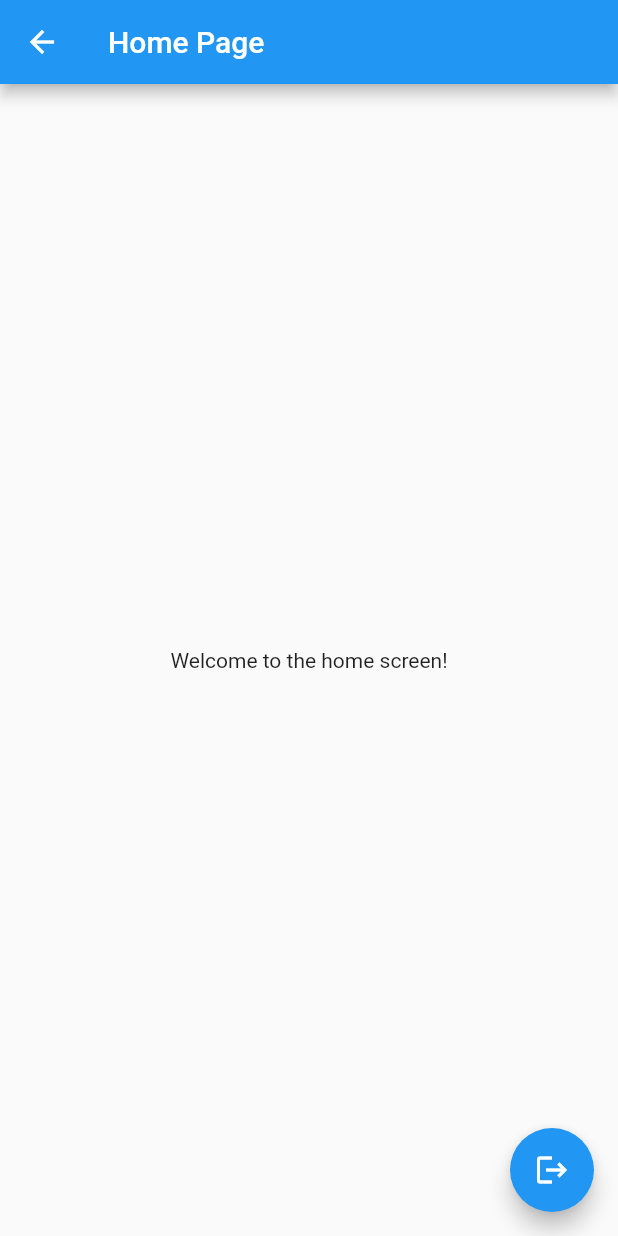
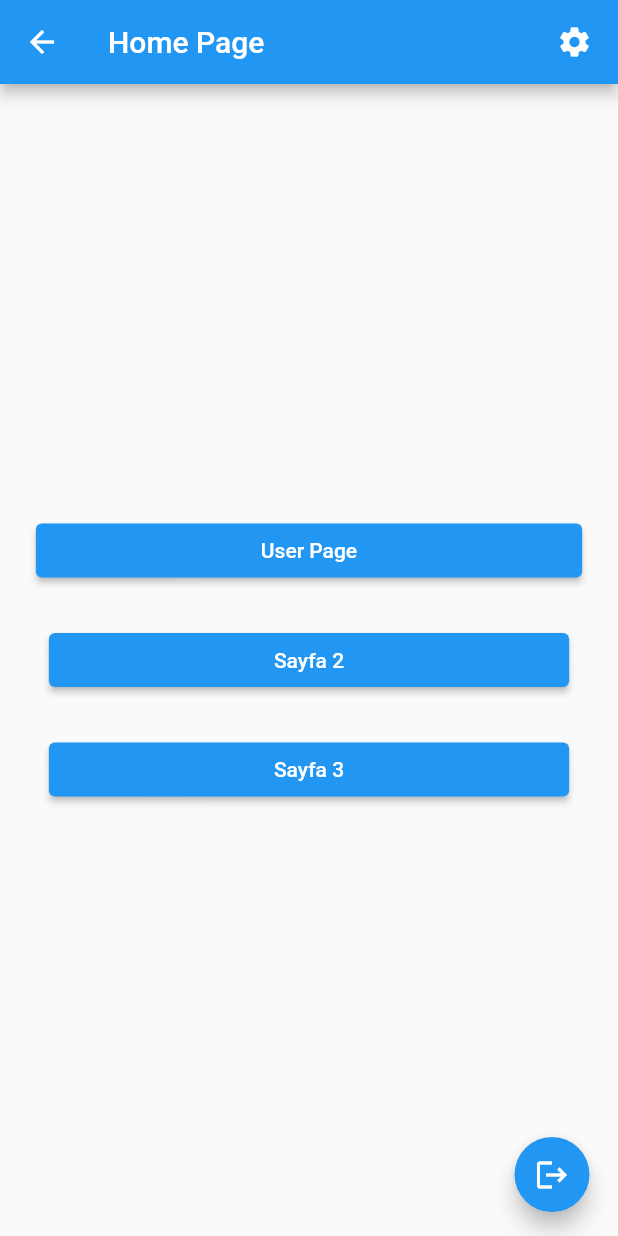
Before and after one commit to ulascancmgl/login_system, a Flutter app: the HomePage screen opened directly, on a phone screen of 412 x 824 dp. Run offline on Flutter 3.47's test engine with Material 2 defaults, Android fonts, the phone set to English and light mode, and no system bars; our stand-ins replace shared_preferences; accounts and stored records are empty.

Commit message:
user-info init

```diff
--- a/lib/homePage.dart
+++ b/lib/homePage.dart
@@ -1,24 +1,89 @@
 import 'package:flutter/material.dart';
+import 'package:provider/provider.dart';
+import 'register.dart';
 import 'token_manager.dart';
+import 'userModel.dart';
+import 'userpage2.dart';
 import 'loginUser.dart';
 
 class HomePage extends StatelessWidget {
   final TokenManager _tokenManager = TokenManager();
-
   @override
   Widget build(BuildContext context) {
+    final user = Provider.of<UserModel>(context);
     return Scaffold(
       appBar: AppBar(
         title: Text('Home Page'),
+        actions: [
+          Padding(
+            padding: EdgeInsets.only(right: 5.0),
+            child: IconButton(
+              icon: Icon(Icons.settings),
+              onPressed: () {
+                // Ayarlar sayfasına yönlendirme
+                Navigator.push(
+                  context,
+                  MaterialPageRoute(builder: (context) => RegisterPage()),
+                );
+              },
+            ),
+          ),
+        ],
       ),
       body: Center(
-        child: Text('Welcome to the home screen!'),
+        child: Column(
+          mainAxisAlignment: MainAxisAlignment.center,
+          children: [
+            ElevatedButton(
+              onPressed: () {
+
+                Navigator.push(
+                  context,
+                  MaterialPageRoute(builder: (context) => UserPage()),
+                );
+              },
+              style: ElevatedButton.styleFrom(
+                padding: EdgeInsets.symmetric(horizontal: 150),
               ),
-      floatingActionButton: FloatingActionButton(
+              child: Text('User Page'),
+            ),
+            SizedBox(height: 25),
+            ElevatedButton(
+              onPressed: () {
+                // Üçüncü sayfaya yönlendirme
+                Navigator.push(
+                  context,
+                  MaterialPageRoute(builder: (context) => RegisterPage()),
+                );
+              },
+              style: ElevatedButton.styleFrom(
+                padding: EdgeInsets.symmetric(horizontal: 150),
+              ),
+              child: Text('Sayfa 2'),
+            ),
+            SizedBox(height: 25),
+            ElevatedButton(
+              onPressed: () {
+                // Üçüncü sayfaya yönlendirme
+                Navigator.push(
+                  context,
+                  MaterialPageRoute(builder: (context) => RegisterPage()),
+                );
+              },
+              style: ElevatedButton.styleFrom(
+                padding: EdgeInsets.symmetric(horizontal: 150),
+              ),
+              child: Text('Sayfa 3'),
+            ),
+          ],
+        ),
+      ),
+      floatingActionButton: SizedBox(
+        height: 50,
+        child: FloatingActionButton(
           onPressed: () async {
             await _tokenManager.deleteToken();
 
-          // LoginPage sayfasına geri dönün
             Navigator.pushReplacement(
               context,
               MaterialPageRoute(builder: (context) => LoginPage()),
@@ -26,6 +91,7 @@ class HomePage extends StatelessWidget {
           },
           child: Icon(Icons.logout),
         ),
+      ),
     );
   }
 }
--- a/lib/register.dart
+++ b/lib/register.dart
@@ -55,6 +55,7 @@ class _RegisterPageState extends State<RegisterPage> {
               ),
               obscureText: true, // Set this to true to hide the password
             ),
+            //for some space bwtween fields
             SizedBox(
               height: 10,
             ),
@@ -106,7 +107,7 @@ class _RegisterPageState extends State<RegisterPage> {
                 );
               },
               child: Text(
-                'I already have an account',
+                'I have already an account',
                 style: TextStyle(
                   fontSize: 25,
                 ),
--- /dev/null
+++ b/lib/userModel.dart
@@ -0,0 +1,12 @@
+import 'package:flutter/material.dart';
+
+class UserModel extends ChangeNotifier {
+  String? userName;
+  String? password;
+
+  void setUserCredentials(String? userName, String? password) {
+    this.userName = userName;
+    this.password = password;
+    notifyListeners();
+  }
+}
--- a/pubspec.yaml
+++ b/pubspec.yaml
@@ -37,6 +37,7 @@ dependencies:
   cupertino_icons: ^1.0.2
   http: ^0.13.5
   shared_preferences: ^2.0.13
+  provider: ^6.0.1
 
 dev_dependencies:
   flutter_test:
```
Also changed, not shown: lib/loginUser.dart (+6 -1 lines), lib/main.dart (+13 -6 lines), lib/service.dart (+23 -0 lines), lib/userPage.dart (added, +94 -0 lines), lib/userpage2.dart (added, +125 -0 lines), pubspec.lock. Lines whose indentation alone changed are shown as unchanged.
